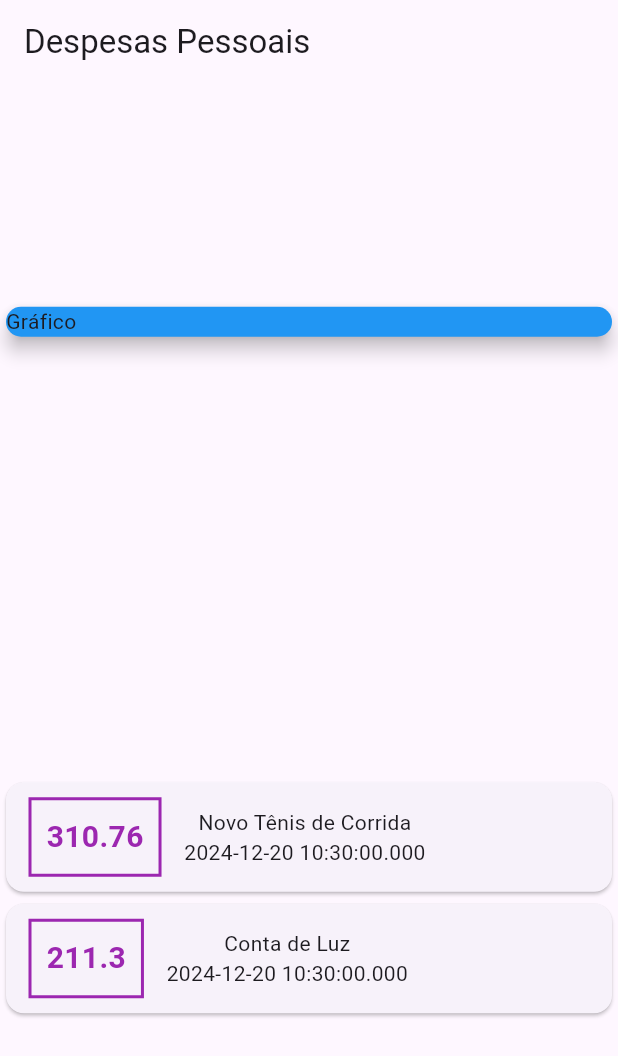
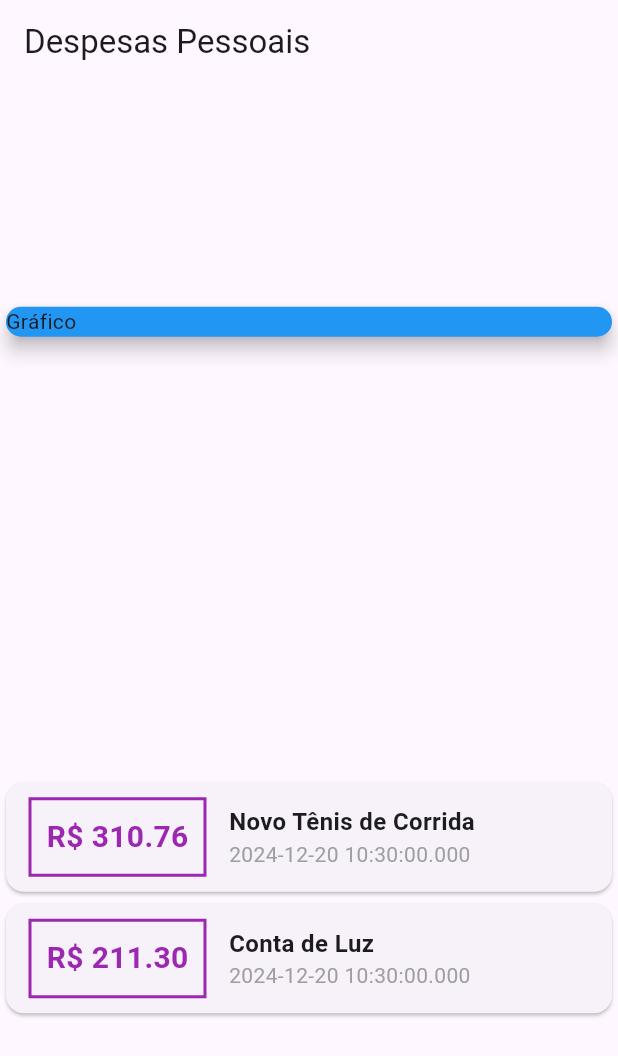
Before and after one commit to viniciusaraujo2405/projetoDespesas, a Flutter app: the screen it shows after launch, on a phone screen of 412 x 824 dp. Shown: the top 1056 px of the screen. Run offline on Flutter 3.47's test engine with Material 3 defaults, Android fonts, the phone set to English and light mode, and no system bars.

Commit message:
Adicionando o simbolo do real na frente do valor

```diff
--- a/lib/main.dart
+++ b/lib/main.dart
@@ -65,7 +65,7 @@ class MyHomePage extends StatelessWidget {
                       ),
                       padding: EdgeInsets.all(10),
                       child: Text(
-                        tr.value.toString(),
+                        'R\$ ${tr.value.toStringAsFixed(2)}',
                         style: TextStyle(
                           fontWeight: FontWeight.bold,
                           fontSize: 20,
@@ -74,9 +74,21 @@ class MyHomePage extends StatelessWidget {
                       ),
                     ),
                     Column(
+                      crossAxisAlignment: CrossAxisAlignment.start,
                       children: <Widget>[
-                        Text(tr.title),
-                        Text(tr.date.toString()),
+                        Text(
+                          tr.title,
+                          style: TextStyle(
+                            fontSize: 16,
+                            fontWeight: FontWeight.bold,
+                            ),
+                          ),
+                        Text(
+                          tr.date.toString(),
+                          style: TextStyle(
+                            color: Colors.grey,
+                          ),
+                        ),
                       ],
                     ),
                   ],
```
